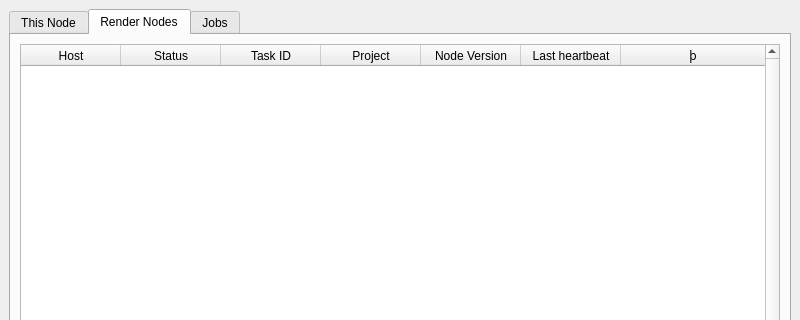
CogswellProjectHydra/githubHydraRepo, file Ui_FarmView.ui: the form before one commit; both pictures show x 0 to 800 and y 0 to 320 of the 800 by 471 pixel window.
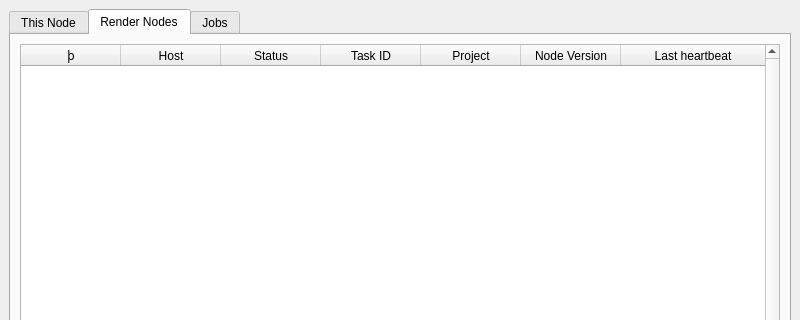
The form after the commit.

Commit message: Moved checkboxes to 1st column of renderNodeTable

Patch:
```diff
--- a/Ui_FarmView.ui
+++ b/Ui_FarmView.ui
@@ -220,6 +220,16 @@
           <attribute name="verticalHeaderVisible">
            <bool>false</bool>
           </attribute>
+          <column>
+           <property name="text">
+            <string>þ</string>
+           </property>
+           <property name="font">
+            <font>
+             <family>Wingdings</family>
+            </font>
+           </property>
+          </column>
           <column>
            <property name="text">
             <string>Host</string>
@@ -250,16 +260,6 @@
             <string>Last heartbeat</string>
            </property>
           </column>
-          <column>
-           <property name="text">
-            <string>þ</string>
-           </property>
-           <property name="font">
-            <font>
-             <family>Wingdings</family>
-            </font>
-           </property>
-          </column>
          </widget>
         </item>
         <item row="1" column="0">
```
Left out of the diff: 4 changed lines with no effect on the pictures. The commit also changes 1 other file.
